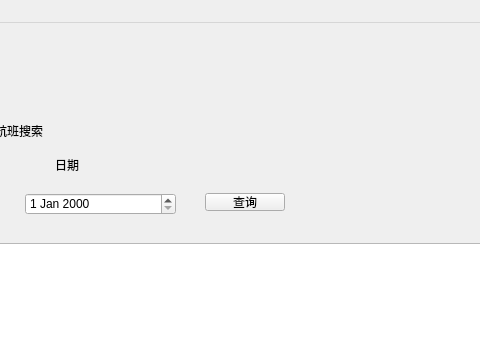
The window that Pro1 mk34/admin_form.ui (KamChiHei/330) describes before a commit, drawn with Qt 5; both pictures show x 375 to 855 and y 0 to 362 of the 1230 by 529 pixel window.
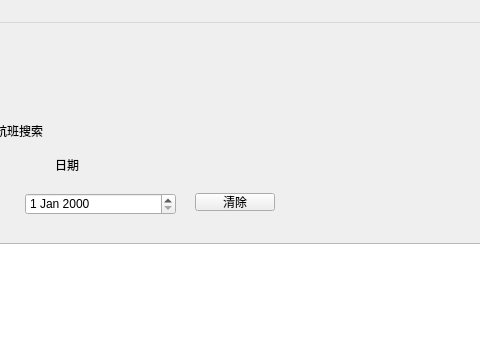
The same window after the commit. The open tabs and pages were chosen to show the change.

Commit message: 动态查询

The edit to the form file:
```diff
--- a/Pro1 mk34/admin_form.ui
+++ b/Pro1 mk34/admin_form.ui
@@ -444,19 +444,6 @@
        <string>日期</string>
       </property>
      </widget>
-     <widget class="QPushButton" name="pushButton_search">
-      <property name="geometry">
-       <rect>
-        <x>430</x>
-        <y>120</y>
-        <width>80</width>
-        <height>18</height>
-       </rect>
-      </property>
-      <property name="text">
-       <string>查询</string>
-      </property>
-     </widget>
      <widget class="QLineEdit" name="lineEdit_selectedDeparturePlace">
       <property name="geometry">
        <rect>
@@ -497,6 +484,19 @@
        </rect>
       </property>
      </widget>
+     <widget class="QPushButton" name="pushButton_clear">
+      <property name="geometry">
+       <rect>
+        <x>420</x>
+        <y>120</y>
+        <width>80</width>
+        <height>18</height>
+       </rect>
+      </property>
+      <property name="text">
+       <string>清除</string>
+      </property>
+     </widget>
     </widget>
     <widget class="QWidget" name="page_2">
      <widget class="QLabel" name="label_4">
```
Left out of the diff: 4 changed lines with no effect on the pictures. The commit also changes 2 other files.
